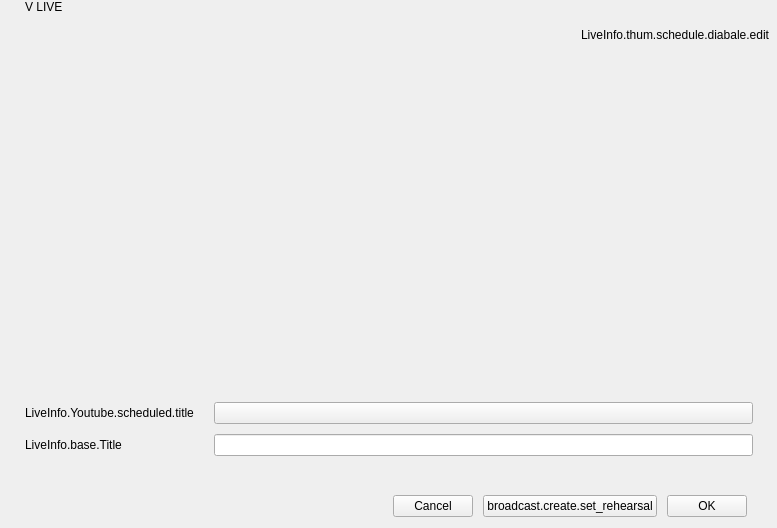
Old version of the form src/prism/main/PLSPlatformApi/vlive/PLSLiveInfoVLive.ui in the repository naver/prism-live-studio.
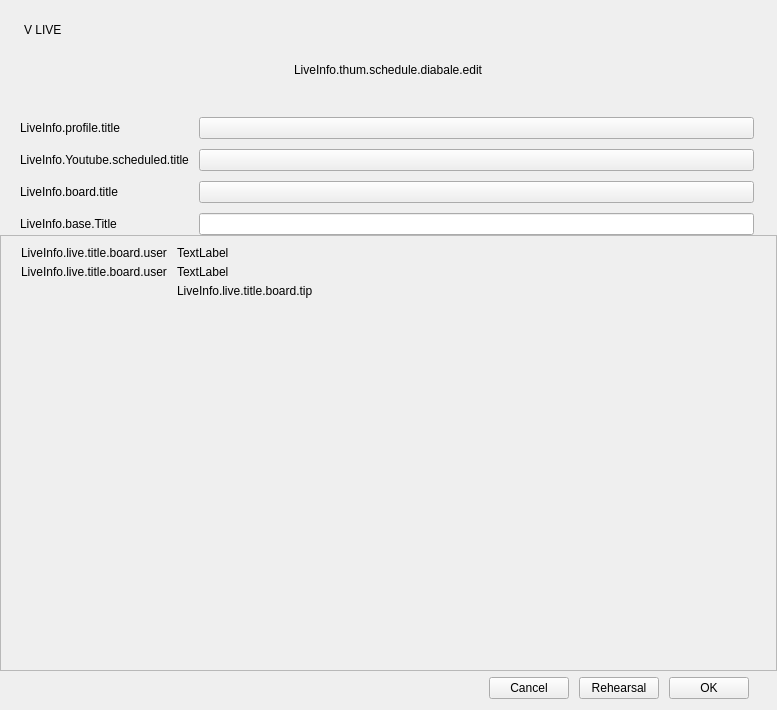
New version of the form. Custom widgets are drawn as their Qt base class.

Diff of the .ui file:
```diff
--- a/src/prism/main/PLSPlatformApi/vlive/PLSLiveInfoVLive.ui
+++ b/src/prism/main/PLSPlatformApi/vlive/PLSLiveInfoVLive.ui
@@ -7,13 +7,13 @@
     <x>0</x>
     <y>0</y>
     <width>777</width>
-    <height>528</height>
+    <height>710</height>
    </rect>
   </property>
   <property name="windowTitle">
    <string>Form</string>
   </property>
-  <layout class="QVBoxLayout" name="verticalLayout">
+  <layout class="QVBoxLayout" name="verticalLayout" stretch="0,0,0,1,0">
    <property name="spacing">
     <number>0</number>
    </property>
@@ -32,28 +32,22 @@
    <item>
     <widget class="QWidget" name="titleWidget" native="true">
      <layout class="QHBoxLayout" name="horizontalLayout">
-      <property name="spacing">
-       <number>0</number>
-      </property>
       <property name="leftMargin">
-       <number>25</number>
+       <number>24</number>
       </property>
       <property name="topMargin">
-       <number>0</number>
+       <number>20</number>
       </property>
       <property name="rightMargin">
-       <number>0</number>
+       <number>26</number>
       </property>
-      <property name="bottomMargin">
-       <number>0</number>
-      </property>
-      <item alignment="Qt::AlignLeft">
+      <item alignment="Qt::AlignVCenter">
        <widget class="QLabel" name="titleLabel">
         <property name="text">
          <string>V LIVE</string>
         </property>
         <property name="alignment">
-         <set>Qt::AlignLeading|Qt::AlignLeft|Qt::AlignTop</set>
+         <set>Qt::AlignLeading|Qt::AlignLeft|Qt::AlignVCenter</set>
         </property>
         <property name="indent">
          <number>0</number>
@@ -67,11 +61,14 @@
         </property>
         <property name="sizeHint" stdset="0">
          <size>
-          <width>40</width>
+          <width>20</width>
           <height>20</height>
          </size>
         </property>
        </spacer>
+      </item>
+     </layout>
+    </widget>
       </item>
       <item>
        <widget class="QWidget" name="thumWidget" native="true">
@@ -91,13 +88,6 @@
          <property name="bottomMargin">
           <number>0</number>
          </property>
-         <item>
-          <widget class="QLabel" name="thumTopPlaceLabel">
-           <property name="text">
-            <string/>
-           </property>
-          </widget>
-         </item>
          <item alignment="Qt::AlignHCenter">
           <widget class="PLSSelectImageButton" name="thumbnailButton">
            <property name="text">
@@ -129,55 +119,76 @@
        </widget>
       </item>
       <item>
-       <widget class="QLabel" name="label_placehoder">
-        <property name="text">
-         <string/>
-        </property>
-       </widget>
-      </item>
-     </layout>
-    </widget>
-   </item>
-   <item>
     <widget class="QWidget" name="midwidget" native="true">
      <layout class="QFormLayout" name="formLayout">
       <property name="horizontalSpacing">
-       <number>20</number>
+       <number>10</number>
       </property>
       <property name="verticalSpacing">
        <number>10</number>
       </property>
       <property name="leftMargin">
-       <number>25</number>
+       <number>20</number>
       </property>
       <property name="topMargin">
        <number>0</number>
       </property>
       <property name="rightMargin">
-       <number>24</number>
+       <number>23</number>
+      </property>
+      <property name="bottomMargin">
+       <number>0</number>
       </property>
       <item row="0" column="0">
+       <widget class="QLabel" name="profileLabel">
+        <property name="text">
+         <string>LiveInfo.profile.title</string>
+        </property>
+       </widget>
+      </item>
+      <item row="0" column="1">
+       <widget class="PLSScheduleCombox" name="profileCombox">
+        <property name="text">
+         <string/>
+        </property>
+       </widget>
+      </item>
+      <item row="1" column="0">
        <widget class="QLabel" name="scheduleLabel">
         <property name="text">
          <string>LiveInfo.Youtube.scheduled.title</string>
         </property>
        </widget>
       </item>
-      <item row="0" column="1">
+      <item row="1" column="1">
        <widget class="PLSScheduleCombox" name="scheCombox">
         <property name="text">
          <string/>
         </property>
        </widget>
       </item>
-      <item row="1" column="0">
+      <item row="2" column="0">
+       <widget class="QLabel" name="boardLabel">
+        <property name="text">
+         <string>LiveInfo.board.title</string>
+        </property>
+       </widget>
+      </item>
+      <item row="2" column="1">
+       <widget class="PLSScheduleCombox" name="boardCombox">
+        <property name="text">
+         <string/>
+        </property>
+       </widget>
+      </item>
+      <item row="3" column="0">
        <widget class="QLabel" name="liveTitleLabel">
         <property name="text">
          <string>LiveInfo.base.Title</string>
         </property>
        </widget>
       </item>
-      <item row="1" column="1">
+      <item row="3" column="1">
        <widget class="QLineEdit" name="lineEditTitle">
         <property name="text">
          <string/>
@@ -187,17 +198,131 @@
         </property>
        </widget>
       </item>
+     </layout>
+    </widget>
+   </item>
+   <item>
+    <widget class="QScrollArea" name="uerScrollArea">
+     <property name="verticalScrollBarPolicy">
+      <enum>Qt::ScrollBarAlwaysOff</enum>
+     </property>
+     <property name="horizontalScrollBarPolicy">
+      <enum>Qt::ScrollBarAlwaysOff</enum>
+     </property>
+     <property name="widgetResizable">
+      <bool>true</bool>
+     </property>
+     <widget class="QWidget" name="userScrollAreaWidgetContents">
+      <property name="geometry">
+       <rect>
+        <x>0</x>
+        <y>0</y>
+        <width>775</width>
+        <height>391</height>
+       </rect>
+      </property>
+      <layout class="QVBoxLayout" name="verticalLayout_2">
+       <property name="leftMargin">
+        <number>0</number>
+       </property>
+       <property name="topMargin">
+        <number>0</number>
+       </property>
+       <property name="rightMargin">
+        <number>0</number>
+       </property>
+       <property name="bottomMargin">
+        <number>0</number>
+       </property>
+       <item>
+        <widget class="QWidget" name="userWidget" native="true">
+         <layout class="QFormLayout" name="userFormLayout">
+          <property name="horizontalSpacing">
+           <number>10</number>
+          </property>
+          <property name="verticalSpacing">
+           <number>5</number>
+          </property>
+          <property name="leftMargin">
+           <number>20</number>
+          </property>
+          <property name="topMargin">
+           <number>10</number>
+          </property>
+          <property name="rightMargin">
+           <number>24</number>
+          </property>
+          <property name="bottomMargin">
+           <number>0</number>
+          </property>
+          <item row="0" column="0">
+           <widget class="QLabel" name="userBoardLeftLabel">
+            <property name="text">
+             <string>LiveInfo.live.title.board.user</string>
+            </property>
+            <property name="wordWrap">
+             <bool>true</bool>
+            </property>
+           </widget>
+          </item>
+          <item row="0" column="1">
+           <widget class="QLabel" name="usrLabel">
+            <property name="text">
+             <string>TextLabel</string>
+            </property>
+            <property name="wordWrap">
+             <bool>true</bool>
+            </property>
+           </widget>
+          </item>
       <item row="2" column="0">
-       <widget class="QLabel" name="label">
+           <widget class="QLabel" name="countryLeftLabel">
         <property name="text">
-         <string/>
+             <string>LiveInfo.live.title.board.user</string>
+            </property>
+            <property name="wordWrap">
+             <bool>true</bool>
+            </property>
+            <property name="indent">
+             <number>-4</number>
         </property>
        </widget>
       </item>
       <item row="2" column="1">
-       <widget class="PLSFanshipWidget" name="fanshipWidget" native="true"/>
-      </item>
-     </layout>
+           <widget class="QLabel" name="countryLabel">
+            <property name="text">
+             <string>TextLabel</string>
+            </property>
+            <property name="wordWrap">
+             <bool>true</bool>
+            </property>
+           </widget>
+          </item>
+          <item row="3" column="1">
+           <widget class="QLabel" name="boardTipLabel">
+            <property name="text">
+             <string>LiveInfo.live.title.board.tip</string>
+            </property>
+            <property name="alignment">
+             <set>Qt::AlignLeading|Qt::AlignLeft|Qt::AlignVCenter</set>
+            </property>
+            <property name="wordWrap">
+             <bool>true</bool>
+            </property>
+           </widget>
+          </item>
+          <item row="3" column="0">
+           <widget class="QLabel" name="placeholder_label">
+            <property name="text">
+             <string/>
+            </property>
+           </widget>
+          </item>
+         </layout>
+        </widget>
+       </item>
+      </layout>
+     </widget>
     </widget>
    </item>
    <item>
@@ -228,7 +353,7 @@
           <number>0</number>
          </property>
          <property name="rightMargin">
-          <number>30</number>
+          <number>28</number>
          </property>
          <property name="bottomMargin">
           <number>0</number>
@@ -262,7 +387,7 @@
          <item>
           <widget class="QPushButton" name="rehearsalButton">
            <property name="text">
-            <string>broadcast.create.set_rehearsal</string>
+            <string>Rehearsal</string>
            </property>
            <property name="useFor" stdset="0">
             <string notr="true">Rehearsal</string>
@@ -301,12 +426,6 @@
    <extends>QLabel</extends>
    <header>plsselectimagebutton.h</header>
   </customwidget>
-  <customwidget>
-   <class>PLSFanshipWidget</class>
-   <extends>QWidget</extends>
-   <header>PLSFanshipWidget.h</header>
-   <container>1</container>
-  </customwidget>
  </customwidgets>
  <resources/>
  <connections/>
```
Lines whose indentation alone changed are shown as unchanged.
